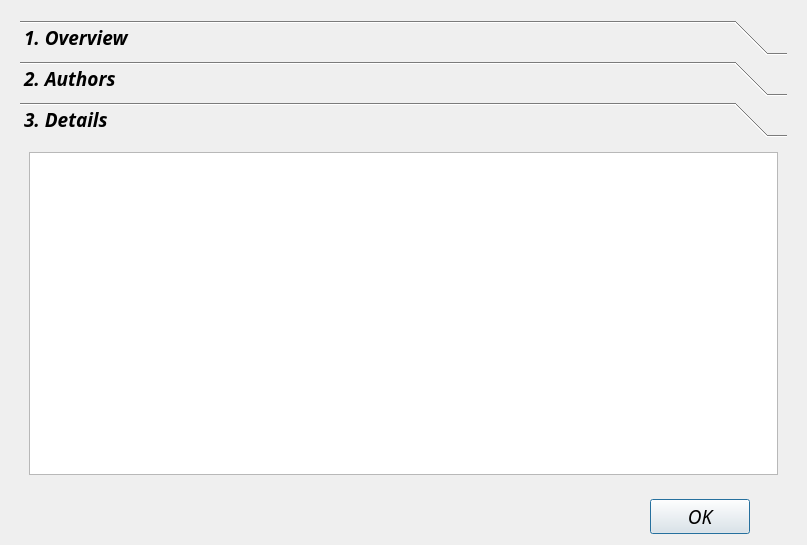
Qt form qrgbd/helpdialog.ui (Unsigned-Long/QRGBD-SLAM) before a commit.
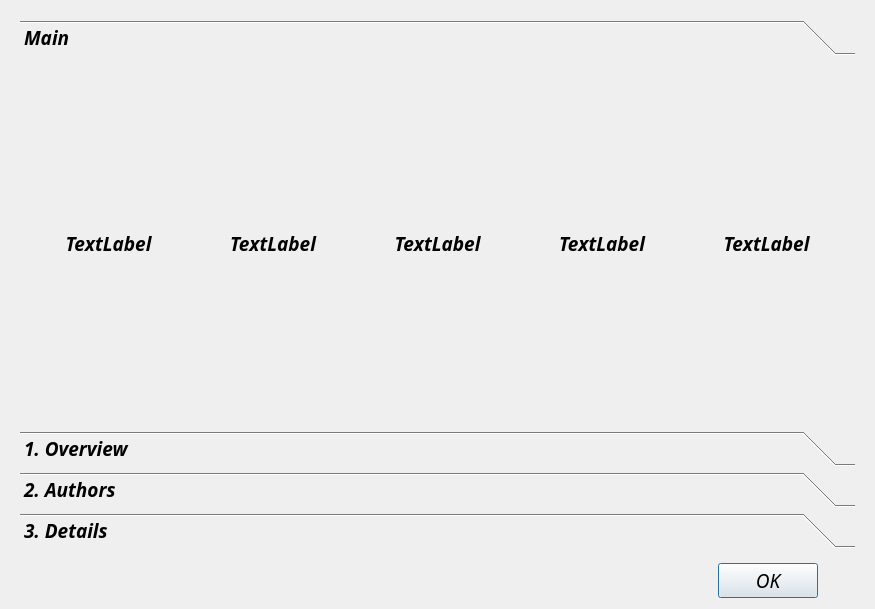
The same form after that commit. Icons and pictures are not drawn.

Patch:
```diff
--- a/qrgbd/helpdialog.ui
+++ b/qrgbd/helpdialog.ui
@@ -6,8 +6,8 @@
    <rect>
     <x>0</x>
     <y>0</y>
-    <width>807</width>
-    <height>545</height>
+    <width>875</width>
+    <height>609</height>
    </rect>
   </property>
   <property name="windowTitle">
@@ -104,11 +104,102 @@
          <number>1</number>
         </property>
         <property name="currentIndex">
-         <number>2</number>
+         <number>0</number>
         </property>
         <property name="tabSpacing">
          <number>6</number>
         </property>
+        <widget class="QWidget" name="main">
+         <attribute name="label">
+          <string>Main</string>
+         </attribute>
+         <layout class="QGridLayout" name="gridLayout_6">
+          <item row="0" column="0">
+           <layout class="QHBoxLayout" name="horizontalLayout">
+            <item>
+             <widget class="QLabel" name="label_Q">
+              <property name="minimumSize">
+               <size>
+                <width>120</width>
+                <height>120</height>
+               </size>
+              </property>
+              <property name="text">
+               <string>TextLabel</string>
+              </property>
+              <property name="alignment">
+               <set>Qt::AlignCenter</set>
+              </property>
+             </widget>
+            </item>
+            <item>
+             <widget class="QLabel" name="label_R">
+              <property name="minimumSize">
+               <size>
+                <width>120</width>
+                <height>120</height>
+               </size>
+              </property>
+              <property name="text">
+               <string>TextLabel</string>
+              </property>
+              <property name="alignment">
+               <set>Qt::AlignCenter</set>
+              </property>
+             </widget>
+            </item>
+            <item>
+             <widget class="QLabel" name="label_G">
+              <property name="minimumSize">
+               <size>
+                <width>120</width>
+                <height>120</height>
+               </size>
+              </property>
+              <property name="text">
+               <string>TextLabel</string>
+              </property>
+              <property name="alignment">
+               <set>Qt::AlignCenter</set>
+              </property>
+             </widget>
+            </item>
+            <item>
+             <widget class="QLabel" name="label_B">
+              <property name="minimumSize">
+               <size>
+                <width>120</width>
+                <height>120</height>
+               </size>
+              </property>
+              <property name="text">
+               <string>TextLabel</string>
+              </property>
+              <property name="alignment">
+               <set>Qt::AlignCenter</set>
+              </property>
+             </widget>
+            </item>
+            <item>
+             <widget class="QLabel" name="label_D">
+              <property name="minimumSize">
+               <size>
+                <width>120</width>
+                <height>120</height>
+               </size>
+              </property>
+              <property name="text">
+               <string>TextLabel</string>
+              </property>
+              <property name="alignment">
+               <set>Qt::AlignCenter</set>
+              </property>
+             </widget>
+            </item>
+           </layout>
+          </item>
+         </layout>
+        </widget>
         <widget class="QWidget" name="overview">
          <property name="geometry">
           <rect>
@@ -200,8 +291,8 @@
           <rect>
            <x>0</x>
            <y>0</y>
-           <width>771</width>
-           <height>374</height>
+           <width>839</width>
+           <height>405</height>
           </rect>
          </property>
          <attribute name="label">
@@ -215,7 +306,22 @@
 &lt;html&gt;&lt;head&gt;&lt;meta name=&quot;qrichtext&quot; content=&quot;1&quot; /&gt;&lt;meta charset=&quot;utf-8&quot; /&gt;&lt;style type=&quot;text/css&quot;&gt;
 p, li { white-space: pre-wrap; }
 &lt;/style&gt;&lt;/head&gt;&lt;body style=&quot; font-family:'Ubuntu Mono'; font-size:14pt; font-weight:700; font-style:italic;&quot;&gt;
-&lt;p align=&quot;center&quot; style=&quot; margin-top:0px; margin-bottom:0px; margin-left:0px; margin-right:0px; -qt-block-indent:0; text-indent:0px;&quot;&gt;&lt;img src=&quot;:/img/qrgbd-system-small.png&quot; /&gt;&lt;/p&gt;&lt;/body&gt;&lt;/html&gt;</string>
+&lt;p style=&quot; margin-top:0px; margin-bottom:0px; margin-left:0px; margin-right:0px; -qt-block-indent:0; text-indent:0px;&quot;&gt;    &lt;span style=&quot; font-weight:400;&quot;&gt;The workflow of the developed system is shown in the figure below. The solution method used this time is post-processing. The main process consists of two parts:&lt;/span&gt;&lt;/p&gt;
+&lt;p style=&quot; margin-top:0px; margin-bottom:0px; margin-left:0px; margin-right:0px; -qt-block-indent:0; text-indent:0px;&quot;&gt;    &lt;span style=&quot; font-weight:400;&quot;&gt;1) Data acquisition: the Kinect camera is used to collect color images, depth images and IMU data at a certain frame rate. This         part is based on a small communication network composed of Ubuntu host, Android phone and Kinect camera. Through WiFi communication, Android phones send control signals to the Ubuntu host, receive data messages (including color images, depth images and IMU data) sent by the Ubuntu host, and display the data in real time on the user's Android selling price. The communication between Ubuntu and Kinect cameras is based on the ROS multi process communication mechanism. Specifically, Ubuntu will process the control messages sent by Android (such as start collection, stop collection, etc.) and convey them to the Kinect camera. The data collected by Kinect camera will be sent to Android via Ubuntu host for real-time display.&lt;/span&gt;&lt;/p&gt;
+&lt;p style=&quot; margin-top:0px; margin-bottom:0px; margin-left:0px; margin-right:0px; -qt-block-indent:0; text-indent:0px;&quot;&gt;    &lt;span style=&quot; font-weight:400;&quot;&gt;2) Data processing: that is, on Ubuntu, the qrgbd interface application developed based on QT is used to process and solve the collected data.&lt;/span&gt;&lt;/p&gt;
+&lt;p align=&quot;center&quot; style=&quot; margin-top:0px; margin-bottom:0px; margin-left:0px; margin-right:0px; -qt-block-indent:0; text-indent:0px;&quot;&gt;&lt;img src=&quot;:/img/qrgbd-system-small.png&quot; /&gt;&lt;/p&gt;
+&lt;p style=&quot; margin-top:0px; margin-bottom:0px; margin-left:0px; margin-right:0px; -qt-block-indent:0; text-indent:0px;&quot;&gt;&lt;span style=&quot; color:#ef2929;&quot;&gt;    main interface thread&lt;/span&gt;&lt;/p&gt;
+&lt;p style=&quot; margin-top:0px; margin-bottom:0px; margin-left:0px; margin-right:0px; -qt-block-indent:0; text-indent:0px;&quot;&gt;    &lt;span style=&quot; font-weight:400;&quot;&gt;The main interface thread completes the configuration of data to be processed, interactive control of processing flow, display and output of processing results and other functions. Specifically, the main interface thread obtains the path of the corresponding data through the configuration dialog window and reads it into memory when processing begins. At the beginning of processing, the data frame is sent to the slam thread at a certain frame rate to complete the slam process of the current frame and obtain the current pose. Then the pose and data frame are sent to the reconstruction thread for scene reconstruction. At the same time, when the recognition thread is idle, the color image is sent to the recognition thread for object recognition, and the marked image is obtained and displayed.&lt;/span&gt;&lt;/p&gt;
+&lt;p style=&quot; margin-top:0px; margin-bottom:0px; margin-left:0px; margin-right:0px; -qt-block-indent:0; text-indent:0px;&quot;&gt;&lt;span style=&quot; color:#ef2929;&quot;&gt;    slam thread&lt;/span&gt;&lt;/p&gt;
+&lt;p style=&quot; margin-top:0px; margin-bottom:0px; margin-left:0px; margin-right:0px; -qt-block-indent:0; text-indent:0px;&quot;&gt;    &lt;span style=&quot; font-weight:400;&quot;&gt;Slam threads rely on the orb-slam3 library. When the main thread passes in the data frame, it performs the slam solution of the data frame. If the system has not been initialized, it will be initialized and then tracked. When the trace is lost, the slam system will try to relocate. If it fails, it will be reinitialized. After the related work is completed, the thread will return the calculated pose results to the main thread.&lt;/span&gt;&lt;/p&gt;
+&lt;p style=&quot; margin-top:0px; margin-bottom:0px; margin-left:0px; margin-right:0px; -qt-block-indent:0; text-indent:0px;&quot;&gt;&lt;span style=&quot; color:#ef2929;&quot;&gt;    identifying thread&lt;/span&gt;&lt;/p&gt;
+&lt;p style=&quot; margin-top:0px; margin-bottom:0px; margin-left:0px; margin-right:0px; -qt-block-indent:0; text-indent:0px;&quot;&gt;&lt;span style=&quot; color:#ef2929;&quot;&gt;    &lt;/span&gt;&lt;span style=&quot; font-weight:400;&quot;&gt;Identifying threads relies on the yolo3 library.&lt;/span&gt;&lt;/p&gt;
+&lt;p style=&quot; margin-top:0px; margin-bottom:0px; margin-left:0px; margin-right:0px; -qt-block-indent:0; text-indent:0px;&quot;&gt;&lt;span style=&quot; color:#ef2929;&quot;&gt;    rebuilding thread&lt;/span&gt;&lt;/p&gt;
+&lt;p style=&quot; margin-top:0px; margin-bottom:0px; margin-left:0px; margin-right:0px; -qt-block-indent:0; text-indent:0px;&quot;&gt;    &lt;span style=&quot; font-weight:400;&quot;&gt;The reconstruction thread completes the remapping of depth map and the reconstruction of 3D scene. Since 3D scene reconstruction takes a lot of time, it is put into the sub thread of the reconstruction thread:&lt;/span&gt;&lt;/p&gt;
+&lt;p style=&quot; margin-top:0px; margin-bottom:0px; margin-left:0px; margin-right:0px; -qt-block-indent:0; text-indent:0px;&quot;&gt;    &lt;span style=&quot; font-weight:400;&quot;&gt;1) Remapping of depth map: depth information of corresponding position pixels recorded in depth image acquired by rgbd camera. Because it is a single channel image, it is converted to a three channel RGB color image through remapping. After the remapping is completed, the resulting color image is returned to the main thread for visualization.&lt;/span&gt;&lt;/p&gt;
+&lt;p style=&quot; margin-top:0px; margin-bottom:0px; margin-left:0px; margin-right:0px; -qt-block-indent:0; text-indent:0px;&quot;&gt;    &lt;span style=&quot; font-weight:400;&quot;&gt;2) 3D scene reconstruction: it relies on PCL library and is completed in sub threads. When the reconstruction thread converts the pixels on the depth map to the world coordinate system with the help of pose information and depth information, the point cloud data is obtained and sent to the 3D scene reconstruction sub thread. The 3D scene reconstruction sub thread visualizes the point cloud in an incremental manner. The 3D scene reconstruction sub thread has two visualization modes: interactive visualization and rendering visualization:&lt;/span&gt;&lt;/p&gt;
+&lt;p style=&quot; margin-top:0px; margin-bottom:0px; margin-left:0px; margin-right:0px; -qt-block-indent:0; text-indent:0px;&quot;&gt;        &lt;span style=&quot; font-weight:400;&quot;&gt;a) Interactive visualization: when the slam is completed or terminated, the interactive visualization mode is enabled. Users can manipulate the PCL point cloud window through the mouse to view the point cloud from multiple angles and levels;&lt;/span&gt;&lt;/p&gt;
+&lt;p style=&quot; margin-top:0px; margin-bottom:0px; margin-left:0px; margin-right:0px; -qt-block-indent:0; text-indent:0px;&quot;&gt;        &lt;span style=&quot; font-weight:400;&quot;&gt;b) Rendering visualization: when slam is performed, the PCL window is performed in a rendering visualization manner. Specifically, visualize the point cloud to be incrementally visualized in each frame, track the position of the camera, and change the viewport to simulate the perspective during data collection.&lt;/span&gt;&lt;/p&gt;&lt;/body&gt;&lt;/html&gt;</string>
             </property>
            </widget>
           </item>
```
Left out of the diff: 9 changed lines with no effect on the pictures.
